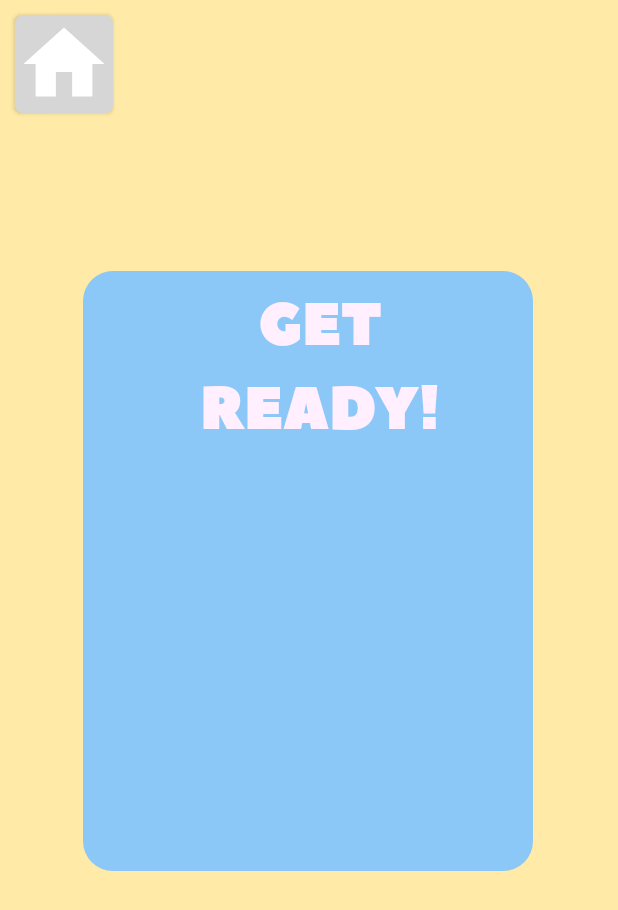
After one commit to Tiltins7/edufun, an Android app: the layout activity_counting_start_screen.xml on its own in the app's theme, with its tools: preview values and no code run, on a phone screen of 412 x 824 dp. The commit adds this screen. Shown: the top 910 px of the screen. Run offline under Robolectric (Android 15) with nearby library versions, the phone set to English and light mode, and no system bars.

Commit message:
developing counting game

```diff
--- a/app/src/main/AndroidManifest.xml
+++ b/app/src/main/AndroidManifest.xml
@@ -8,6 +8,7 @@
     <uses-permission android:name="android.permission.CAMERA" />
     <uses-permission android:name="android.permission.WRITE_EXTERNAL_STORAGE" />
     <uses-permission android:name="android.permission.READ_EXTERNAL_STORAGE" />
+    <uses-permission android:name="android.permission.VIBRATE" />
 
     <application
 
@@ -18,6 +19,7 @@
         android:supportsRtl="true"
         android:theme="@style/AppTheme">
         <activity android:name=".animal_start_screen" />
+        <activity android:name=".counting_game_start" />
         <activity android:name=".info" />
         <activity android:name=".animal_info" />
         <activity android:name=".color" />
--- /dev/null
+++ b/app/src/main/java/com/example/edufun/counting_game_start.kt
@@ -0,0 +1,73 @@
+package com.example.edufun
+
+import android.content.Intent
+import androidx.appcompat.app.AppCompatActivity
+import android.os.Bundle
+import kotlinx.android.synthetic.main.activity_counting_start_screen.*
+import android.os.CountDownTimer
+import android.view.View
+import android.os.Vibrator
+import android.os.VibrationEffect
+import android.os.Build
+import android.content.Context
+import android.content.Context.VIBRATOR_SERVICE
+import androidx.core.content.ContextCompat.getSystemService
+
+
+
+
+class counting_game_start: AppCompatActivity() {
+
+    override fun onCreate(savedInstanceState: Bundle?) {
+        super.onCreate(savedInstanceState)
+        setContentView(R.layout.activity_counting_start_screen)
+
+        object : CountDownTimer(5000, 1000) {
+
+            override fun onTick(millisUntilFinished: Long) {
+                val seconds = millisUntilFinished / 1000
+                val string = getString(R.string.countdown, seconds)
+                textView15.setText(string)
+
+            }
+
+            override fun onFinish() {
+                var iter = 0
+                showHide(textView15)
+                showHide(textView16)
+                val answer = (0 until 11).random()
+                while(iter < answer) {
+                    vibratePhone()
+                    iter = iter + 1
+                }
+
+            }
+        }.start()
+
+        homebtn.setOnClickListener {
+            val intent = Intent(this, MainActivity::class.java)
+            startActivity(intent)
+
+        }
+
+    }
+
+    fun showHide(view: View) {
+        view.visibility = if (view.visibility == View.VISIBLE){
+            View.INVISIBLE
+        } else{
+            View.VISIBLE
+        }
+    }
+
+    fun vibratePhone() {
+        val v = getSystemService(Context.VIBRATOR_SERVICE) as Vibrator
+// Vibrate for 500 milliseconds
+        if (Build.VERSION.SDK_INT >= Build.VERSION_CODES.O) {
+            v.vibrate(VibrationEffect.createOneShot(1000, VibrationEffect.DEFAULT_AMPLITUDE))
+        } else {
+            //deprecated in API 26
+            v.vibrate(1000)
+        }
+    }
+}
--- a/app/src/main/java/com/example/edufun/counting_info.kt
+++ b/app/src/main/java/com/example/edufun/counting_info.kt
@@ -17,5 +17,10 @@ class counting_info : AppCompatActivity() {
 
         }
 
+        countingStart.setOnClickListener{
+            val intent = Intent(this, counting_game_start::class.java)
+            startActivity(intent)
+        }
+
     }
 }
--- a/app/src/main/res/layout/activity_counting_info.xml
+++ b/app/src/main/res/layout/activity_counting_info.xml
@@ -58,7 +58,7 @@
 
 
         <Button
-            android:id="@+id/button3"
+            android:id="@+id/countingStart"
             android:layout_width="160dp"
             android:layout_height="50dp"
             android:layout_marginStart="77dp"
--- /dev/null
+++ b/app/src/main/res/layout/activity_counting_start_screen.xml
@@ -0,0 +1,89 @@
+<?xml version="1.0" encoding="utf-8"?>
+<androidx.constraintlayout.widget.ConstraintLayout xmlns:android="http://schemas.android.com/apk/res/android"
+    xmlns:app="http://schemas.android.com/apk/res-auto"
+    xmlns:tools="http://schemas.android.com/tools"
+    android:layout_width="match_parent"
+    android:layout_height="match_parent"
+    android:background="#ffeaa7"
+    tools:context=".counting_info">
+
+
+    <Button
+        android:id="@+id/homebtn"
+        android:layout_width="65dp"
+        android:layout_height="65dp"
+        android:layout_marginStart="10dp"
+        android:layout_marginLeft="10dp"
+
+        android:layout_marginTop="10dp"
+        android:layout_marginEnd="32dp"
+        android:layout_marginRight="32dp"
+        android:background="@mipmap/home_round"
+        android:padding="15dp"
+        app:layout_constraintEnd_toEndOf="parent"
+        app:layout_constraintHorizontal_bias="0.0"
+        app:layout_constraintStart_toStartOf="parent"
+        app:layout_constraintTop_toTopOf="parent" />
+
+    <FrameLayout
+        android:id="@+id/frameLayout3"
+        android:layout_width="300dp"
+        android:layout_height="400dp"
+        android:layout_marginTop="40dp"
+        android:background="@drawable/rounded_rectangle"
+        app:fontFamily="@font/peace_sans"
+        app:layout_constraintBottom_toBottomOf="parent"
+        app:layout_constraintEnd_toEndOf="parent"
+        app:layout_constraintHorizontal_bias="0.496"
+        app:layout_constraintStart_toStartOf="parent"
+        app:layout_constraintTop_toTopOf="parent"
+        app:layout_constraintVertical_bias="0.366">
+
+        <TextView
+            android:id="@+id/textView14"
+            android:layout_width="237dp"
+            android:layout_height="115dp"
+            android:layout_marginStart="37dp"
+            android:layout_marginLeft="0dp"
+            android:layout_marginTop="5dp"
+            android:layout_marginEnd="50dp"
+            android:layout_marginRight="200dp"
+            android:gravity="center"
+            android:text="@string/counting_game_get_ready"
+            android:textColor="#FFEFFF"
+            android:textSize="40sp"
+            app:fontFamily="@font/peace_sans" />
+
+        <TextView
+            android:id="@+id/textView15"
+            android:layout_width="150dp"
+            android:layout_height="205dp"
+            android:layout_marginStart="75dp"
+            android:layout_marginLeft="50dp"
+            android:layout_marginTop="150dp"
+            android:layout_marginEnd="0dp"
+            android:layout_marginRight="20dp"
+            android:gravity="center"
+            android:textColor="#FFEFFF"
+            android:textSize="70sp"
+            app:fontFamily="@font/peace_sans" />
+
+        <TextView
+            android:id="@+id/textView16"
+            android:layout_width="250dp"
+            android:layout_height="205dp"
+            android:layout_marginStart="24dp"
+            android:layout_marginLeft="50dp"
+            android:layout_marginTop="125dp"
+            android:layout_marginEnd="0dp"
+            android:layout_marginRight="20dp"
+            android:gravity="center"
+            android:textColor="#FFEFFF"
+            android:text="@string/counting_game_count"
+            android:textSize="55sp"
+            app:fontFamily="@font/peace_sans"
+            android:visibility="invisible"/>
+    </FrameLayout>
+
+
+</androidx.constraintlayout.widget.ConstraintLayout>
--- a/app/src/main/res/values/strings.xml
+++ b/app/src/main/res/values/strings.xml
@@ -32,6 +32,9 @@
     <string name="animal_game_started_text5">CORRECT!</string>
     <string name="animal_game_started_text6">INCORRECT!</string>
     <string name="info">An app with different educational games for kids, using different interactions with the devices</string>
+    <string name="counting_game_get_ready">GET READY!</string>
+    <string name="countdown">%1$d</string>
+    <string name="counting_game_count">COUNT!</string>
 
 
 </resources>
```
Also changed, not shown: 1 other file.
